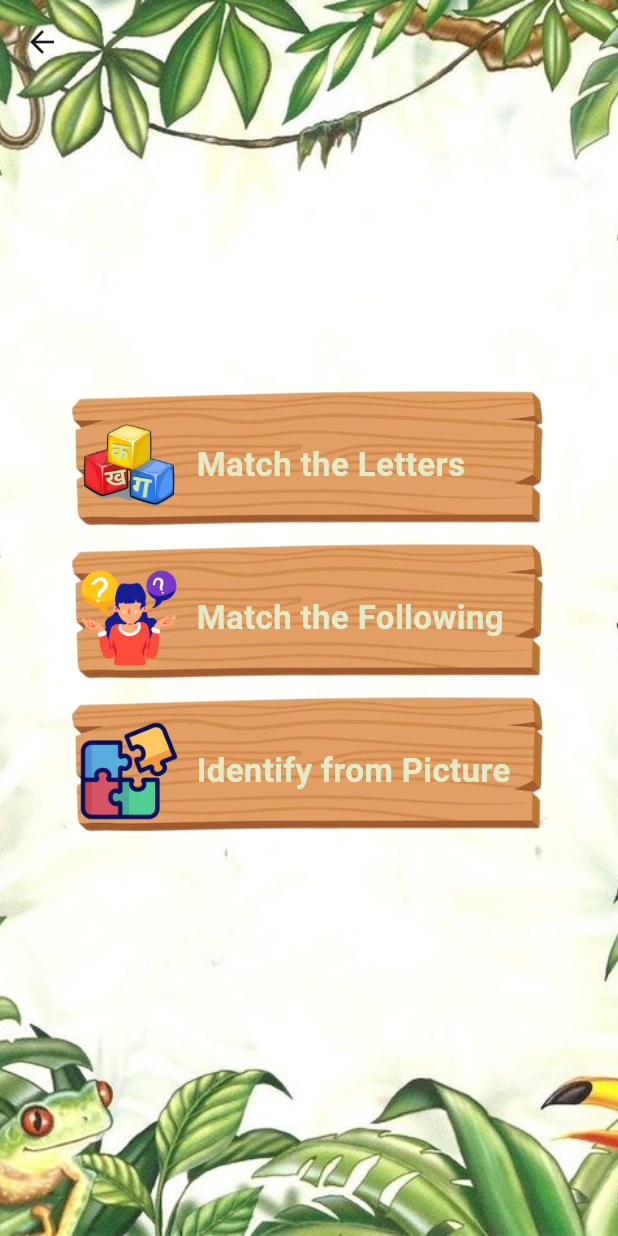
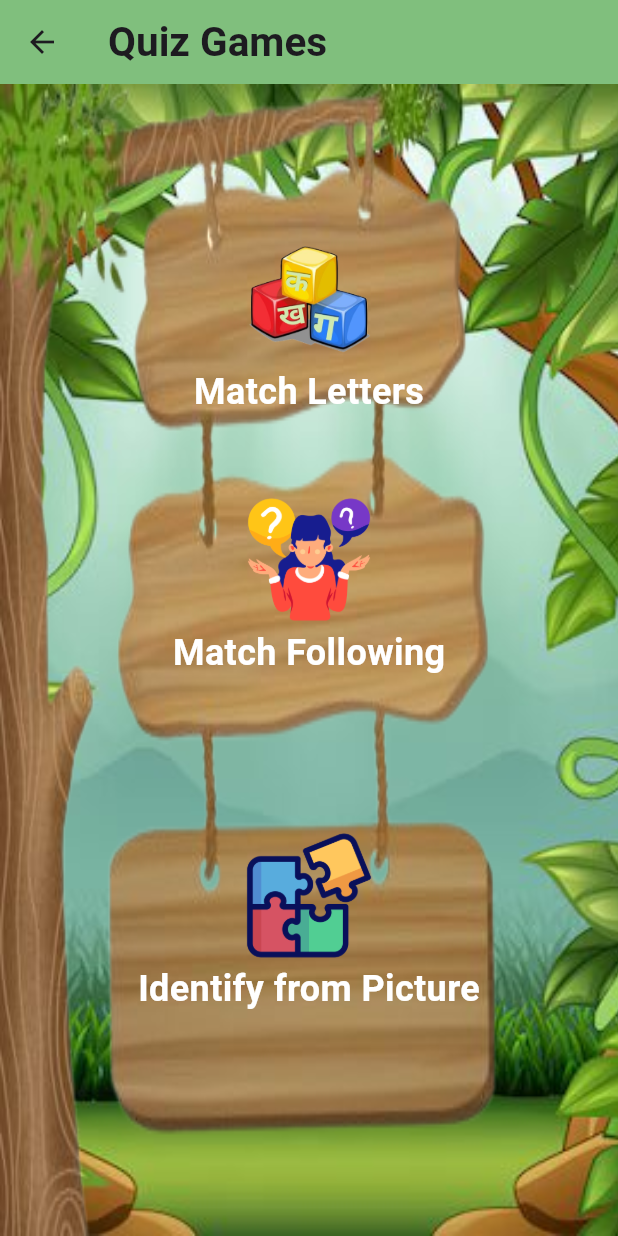
Before and after one commit to mahatarc/TinyTalk, a Flutter app: the Home screen opened directly, after a tap on "Quiz", on a phone screen of 412 x 824 dp. Run offline on Flutter 3.47's test engine with Material 3 defaults, Android fonts, the phone set to English and light mode, and no system bars; our stand-ins replace audioplayers, flutter_bloc, google_fonts, permission_handler, smooth_page_indicator, youtube_player_flutter; missing offline and left inert: flutter_sound; Roboto replaces fonts that are missing (Bubblegum Sans).

Commit message:
quiz,profile,reward updated

```diff
--- a/frontend/lib/features/homepage/presentation/UI/home.dart
+++ b/frontend/lib/features/homepage/presentation/UI/home.dart
@@ -1,7 +1,9 @@
 import 'package:flutter/material.dart';
 import 'package:tiny_talks/features/courses/presentation/UI/courses.dart';
+import 'package:tiny_talks/features/profile/presentation/UI/profile.dart';
 import 'package:tiny_talks/features/quiz/presentation/UI/quiz.dart';
 import 'package:tiny_talks/features/rhymes/presentation/UI/rhymes.dart';
+
 
 class Home extends StatelessWidget {
   const Home({super.key});
@@ -14,57 +16,44 @@ class Home extends StatelessWidget {
         backgroundColor: Colors.transparent, // Transparent app bar
         elevation: 0, // No shadow
         leading: IconButton(
-          icon: const Icon(Icons.arrow_back, color: Colors.white), // White for visibility
+          icon: const Icon(Icons.arrow_back, color: Color.fromARGB(255, 18, 16, 16)), // White for visibility
           onPressed: () {
             Navigator.of(context).pop();
           },
         ),
+        actions: [
+          // Profile picture at the top right
+          GestureDetector(
+            onTap: () {
+              // Navigate to the profile screen
+              Navigator.push(
+                context,
+                MaterialPageRoute(builder: (context) => ProfileScreen()),
+              );
+            },
+            child: Padding(
+              padding: const EdgeInsets.all(0),
+              child: CircleAvatar(
+                radius: 40, // Size of the profile picture
+                backgroundImage: AssetImage('images/pp.png'), // Replace with your profile image
+              ),
+            ),
+          ),
+        ],
       ),
       body: Stack(
         children: [
           // Background image
           Positioned.fill(
             child: Image.asset(
-              'images/back.jpg', // Background image
+              'images/stage.jpg', // Background image
               fit: BoxFit.cover,
             ),
           ),
+          // Main content
           Column(
-            children: [
-              const SizedBox(height: 50), // Space for the AppBar
-              // Profile and Chest icons row
-              Padding(
-                padding: const EdgeInsets.symmetric(horizontal: 16.0),
-                child: Row(
-                  mainAxisAlignment: MainAxisAlignment.end,
-                  children: [
-                    GestureDetector(
-                      onTap: () {
-                        // Add action for profile icon
-                        print("Profile icon tapped");
-                      },
-                      child: Image.asset(
-                        'images/profile.png', // Replace with your profile image path
-                        width: 70,
-                        height: 70,
-                      ),
-                    ),
-                    const SizedBox(width: 16), // Space between icons
-                    GestureDetector(
-                      onTap: () {
-                        // Add action for chest icon
-                        print("Chest icon tapped");
-                      },
-                      child: Image.asset(
-                        'images/chest.png', // Replace with your chest image path
-                        width: 50,
-                        height: 50,
-                      ),
-                    ),
-                  ],
-                ),
-              ),
-              const SizedBox(height: 200), // Spacer for content positioning
+            children: <Widget>[
+              const SizedBox(height: 290), // Spacer for content positioning
               Expanded(
                 child: ListView(
                   padding: const EdgeInsets.all(20.0),
@@ -84,7 +73,7 @@ class Home extends StatelessWidget {
                       title: 'Quiz',
                       icon: 'images/quiz.png',
                       onTap: () {
-                        Navigator.push(
+                         Navigator.push(
                           context,
                           MaterialPageRoute(builder: (context) => QuizScreen()),
                         );
@@ -97,7 +86,7 @@ class Home extends StatelessWidget {
                       onTap: () {
                         Navigator.push(
                           context,
-                          MaterialPageRoute(builder: (context) => const RhymesPage()),
+                          MaterialPageRoute(builder: (context) =>  RhymesPage()),
                         );
                       },
                       backgroundImage: 'images/h1.png',
@@ -150,14 +139,14 @@ class CategoryListTile extends StatelessWidget {
               const SizedBox(width: 40), // Padding from the left
               Image.asset(
                 icon,
-                width: 60,
-                height: 60,
+                width: 70,
+                height: 70,
               ),
               const Spacer(), // Push the text to the center
               Text(
                 title,
                 style: const TextStyle(
-                  fontSize: 18,
+                  fontSize: 30,
                   fontWeight: FontWeight.bold,
                   color: Colors.white, // White color for contrast
                 ),
--- a/frontend/lib/features/quiz/presentation/UI/quiz.dart
+++ b/frontend/lib/features/quiz/presentation/UI/quiz.dart
@@ -4,75 +4,99 @@ import 'package:tiny_talks/features/quiz/presentation/UI/matchfollowing.dart';
 import 'package:tiny_talks/features/quiz/presentation/UI/matchhalf.dart';
 
 class QuizScreen extends StatelessWidget {
-  const QuizScreen({super.key});
-
   @override
   Widget build(BuildContext context) {
     return Scaffold(
-        extendBodyBehindAppBar: true,
       appBar: AppBar(
-     //   title: Text('Quiz Games', style: TextStyle(fontSize: 27, fontWeight: FontWeight.bold)),
-     //   elevation: 1,
-        backgroundColor: Colors.transparent,
+
+        title: Text(
+          'Quiz Games',
+          style: TextStyle(
+            fontSize: 27,
+            fontWeight: FontWeight.bold,
+            fontFamily: 'Bubblegum Sans', // Stylish font
+          ),
+        ),
+        elevation: 0,
+        backgroundColor: const Color.fromARGB(255, 128, 191, 125),
       ),
       body: Stack(
         children: [
+          // Main background image
           Positioned.fill(
             child: Image.asset(
-              'images/bg11.jpg',
+              'images/bg.jpg', // Replace with your background asset path
               fit: BoxFit.cover,
             ),
           ),
-          // Main content
+          // Wooden board background image
+          Positioned.fill(
+            child: Image.asset(
+              'images/b2.png', // Replace with your wooden board asset path
+              fit: BoxFit.fill,
+              width: MediaQuery.of(context).size.width * 0.8, // Adjust width
+            ),
+          ),
+          // Centered content over the wooden board
           Center(
-            child: Padding(
-              padding: const EdgeInsets.all(16.0),
             child: Column(
-                mainAxisAlignment: MainAxisAlignment.center, // Centering the content vertically
+              mainAxisSize: MainAxisSize.min,
               children: [
-                  CategoryListTile(
-                    title: 'Match the Letters',
-                    icon: 'images/cube.png',
+                buildQuizOption(
+                  context,
+                  'Match Letters',
+                  'images/cube.png',
+                  MatchHalfGame(),
+                ),
+                SizedBox(height: 50), // Adjust spacing
+                buildQuizOption(
+                  context,
+                  'Match Following',
+                  'images/match.png',
+                  MatchFollowingGame(),
+                ),
+                SizedBox(height: 100), // Adjust spacing
+                buildQuizOption(
+                  context,
+                  'Identify from Picture',
+                  'images/puzzle.png',
+                  CorrectAnswer(),
+                ),
+                SizedBox(height: 50),
+              ],
+            ),
+          ),
+        ],
+      ),
+    );
+  }
+
+  Widget buildQuizOption(BuildContext context, String title, String imagePath, Widget nextScreen) {
+    return GestureDetector(
       onTap: () {
         Navigator.push(
           context,
-                        MaterialPageRoute(
-                          builder: (context) => MatchHalfGame(),
-                        ),
+          MaterialPageRoute(builder: (context) => nextScreen),
         );
       },
-                    backgroundImage: 'images/h1.png',
+      child: Column(
+        mainAxisSize: MainAxisSize.min,
+        children: [
+          // Icon at the top
+          Image.asset(
+            imagePath,
+            height: 90,
+            width: 90,
           ),
-                  const SizedBox(height: 2),
-                  CategoryListTile(
-                    title: 'Match the Following',
-                    icon: 'images/match.png',
-                    onTap: () {
-                      Navigator.push(
-                        context,
-                        MaterialPageRoute(
-                          builder: (context) => MatchFollowingGame(),
-                        ),
-                      );
-                    },
-                    backgroundImage: 'images/h1.png',
-                  ),
-                  const SizedBox(height: 2),
-                  CategoryListTile(
-                    title: 'Identify from Picture',
-                    icon: 'images/puzzle.png',
-                    onTap: () {
-                      Navigator.push(
-                        context,
-                        MaterialPageRoute(
-                          builder: (context) => CorrectAnswer(),
-                        ),
-                      );
-                    },
-                    backgroundImage: 'images/h1.png',
-                  ),
-                ],
-              ),
+          SizedBox(height: 0), // Space between icon and text
+          // Text below the icon
+          Text(
+            title,
+            style: TextStyle(
+              fontSize: 24,
+              fontWeight: FontWeight.bold,
+              fontFamily: 'Bubblegum Sans', // Stylish font
+              color: Colors.white,
             ),
           ),
         ],
@@ -80,61 +104,3 @@ class QuizScreen extends StatelessWidget {
     );
   }
 }
-
-class CategoryListTile extends StatelessWidget {
-  final String title;
-  final String icon; // Icon is now passed as a path
-  final VoidCallback onTap;
-  final String backgroundImage; // Background image for the tile
-
-  const CategoryListTile({
-    super.key,
-    required this.title,
-    required this.icon,
-    required this.onTap,
-    required this.backgroundImage,
-  });
-
-  @override
-  Widget build(BuildContext context) {
-    return GestureDetector(
-      onTap: onTap,
-      child: Stack(
-        alignment: Alignment.center,
-        children: [
-          // Background image
-          ClipRRect(
-            borderRadius: BorderRadius.circular(10),
-            child: Image.asset(
-              backgroundImage,
-              fit: BoxFit.cover,
-              width: double.infinity,
-              height: 100, // Increased height for the tile
-            ),
-          ),
-          // Icon and text overlay
-          Row(
-            children: [
-              const SizedBox(width: 35), // Padding from the left
-              Image.asset(
-                icon,
-                width: 70, // Increased icon size
-                height: 70, // Increased icon size
-              ),
-             const SizedBox(width: 10),
-              Text(
-                title,
-                style: const TextStyle(
-                  fontSize: 22, // Increased text size
-                  fontWeight: FontWeight.bold,
-                  color: Color.fromARGB(255, 229, 235, 200), // White color for contrast
-                ),
-              ),
-              const Spacer(), // Add equal spacing after the text
-            ],
-          ),
-        ],
-      ),
-    );
-  }
-}
```
Also changed, not shown: frontend/lib/features/profile/presentation/UI/profile.dart (added, +214 -0 lines), frontend/lib/features/quiz/presentation/UI/correctanswer.dart (+36 -17 lines), frontend/lib/features/quiz/presentation/UI/matchfollowing.dart (+17 -23 lines), frontend/lib/features/quiz/presentation/UI/matchhalf.dart (+37 -37 lines), frontend/lib/features/rewards/presentation/UI/reward.dart (added, +115 -0 lines), frontend/images/b2.png (added), frontend/images/bg.jpg (added), frontend/images/bg2.jpg (added), frontend/images/bg3.jpg (added), frontend/images/board.png (added), frontend/images/coin.png (added), frontend/images/pp.png (added), frontend/images/rewards.jpg (added). Lines whose indentation alone changed are shown as unchanged.
